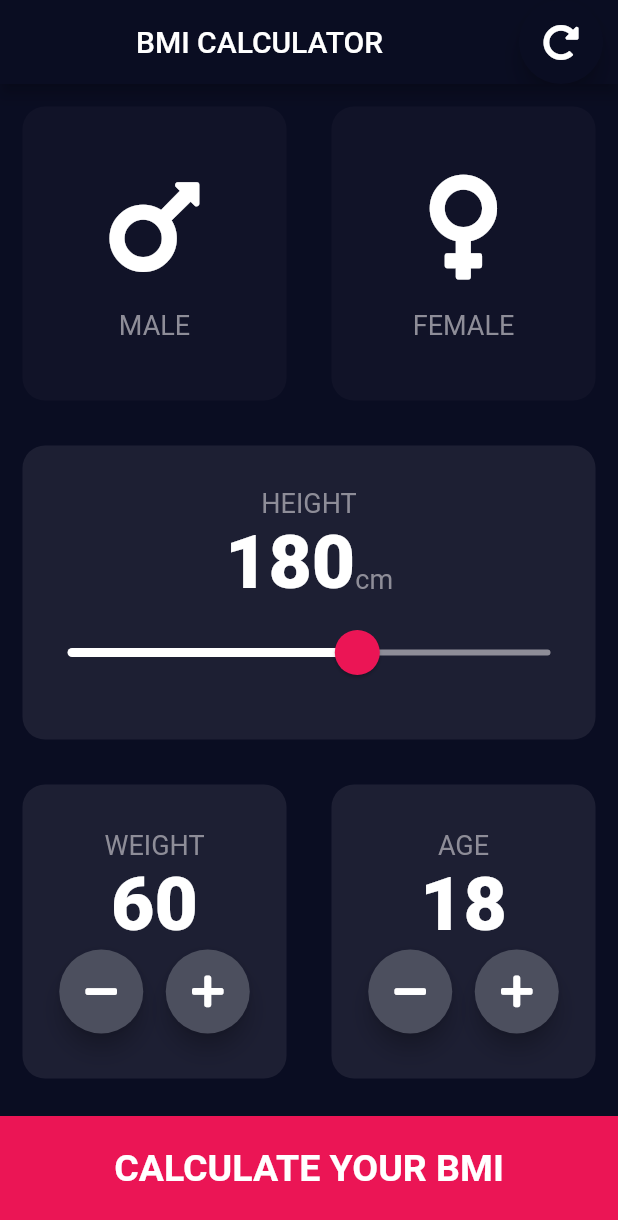
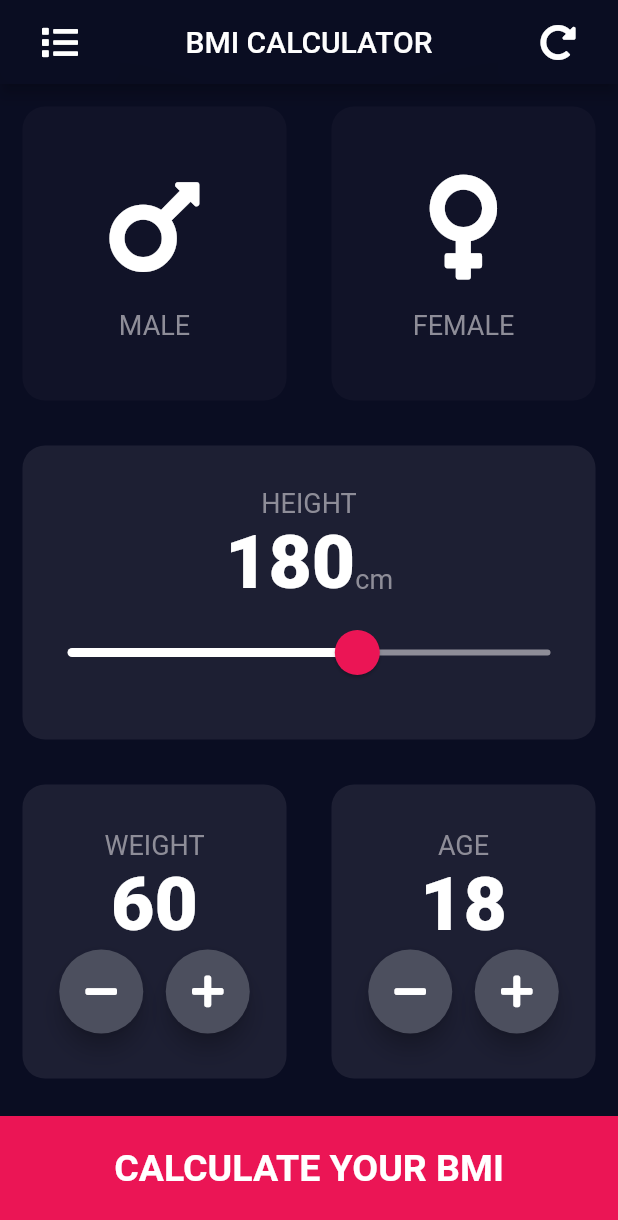
Before and after one commit to Nuri801/BMI_Fixer, a Flutter app: the screen it shows after launch, on a phone screen of 412 x 824 dp. Shown: the top 1220 px of the screen. Run offline on Flutter 3.47's test engine with Material 2 defaults, Android fonts, the phone set to English and light mode, and no system bars; our stand-ins replace font_awesome_flutter.

Commit message:
bmi_fixer Reset Button

```diff
--- a/lib/input_page.dart
+++ b/lib/input_page.dart
@@ -37,7 +37,23 @@ class _InputPageState extends State<InputPage> {
   Widget build(BuildContext context) {
     return Scaffold(
       appBar: AppBar(
-
+        leadingWidth: 80,
+        leading: RawMaterialButton(
+          // onLongPress: onLongPressed,
+          child: Icon(FontAwesomeIcons.list),
+          onPressed: () {
+            setState(() {
+              height = 180;
+              weight = 60;
+              age = 18;
+              selectedGender = Gender.notSelected;
+            });
+          },
+          elevation: 100,
+          shape: RoundedRectangleBorder(borderRadius: BorderRadius.all(Radius.circular(10.0))),
+          constraints: BoxConstraints.tightFor(width: 56.0, height: 56.0),
+          fillColor: Color(0xFF0A0D22),
+        ),
         title: Center(child: Text('BMI CALCULATOR')),
         actions: [
           RawMaterialButton(
@@ -51,12 +67,11 @@ class _InputPageState extends State<InputPage> {
                 selectedGender = Gender.notSelected;
               });
             },
-            elevation: 6.0,
-            shape: CircleBorder(),
-            constraints: BoxConstraints.tightFor(width: 56.0, height: 56.0),
+            elevation: 100,
+            shape: RoundedRectangleBorder(borderRadius: BorderRadius.all(Radius.circular(10.0))),
+            constraints: BoxConstraints.tightFor(width: 80, height: 56.0),
             fillColor: Color(0xFF0A0D22),
           ),
-          SizedBox(width: 10)
         ],
       ),
       body: Column(
```
